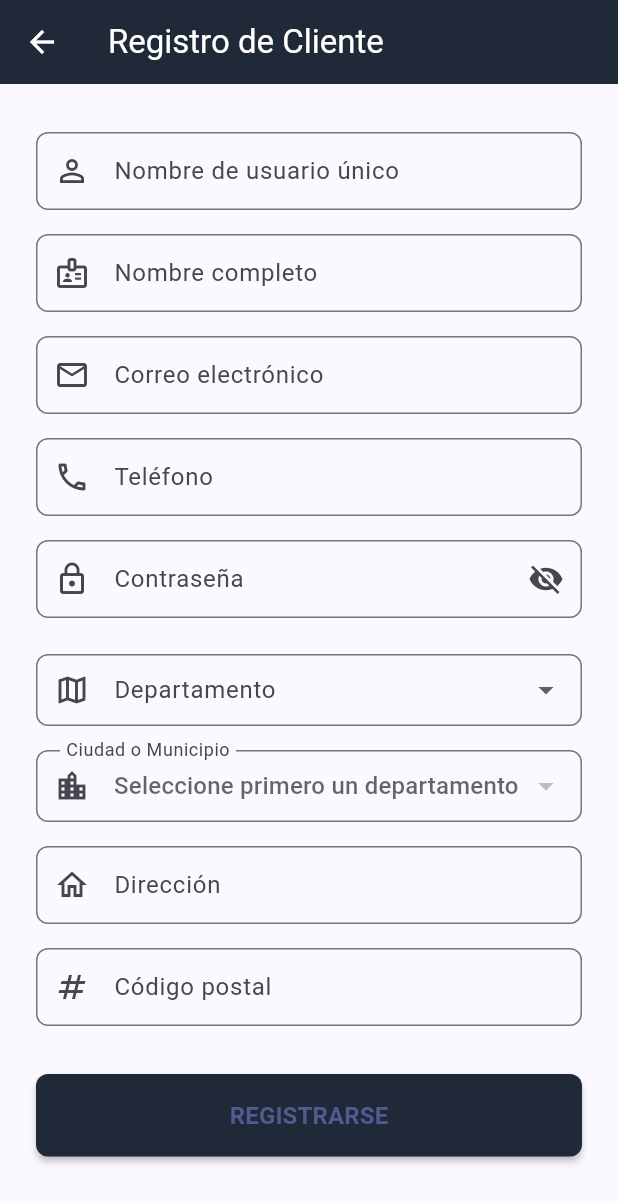
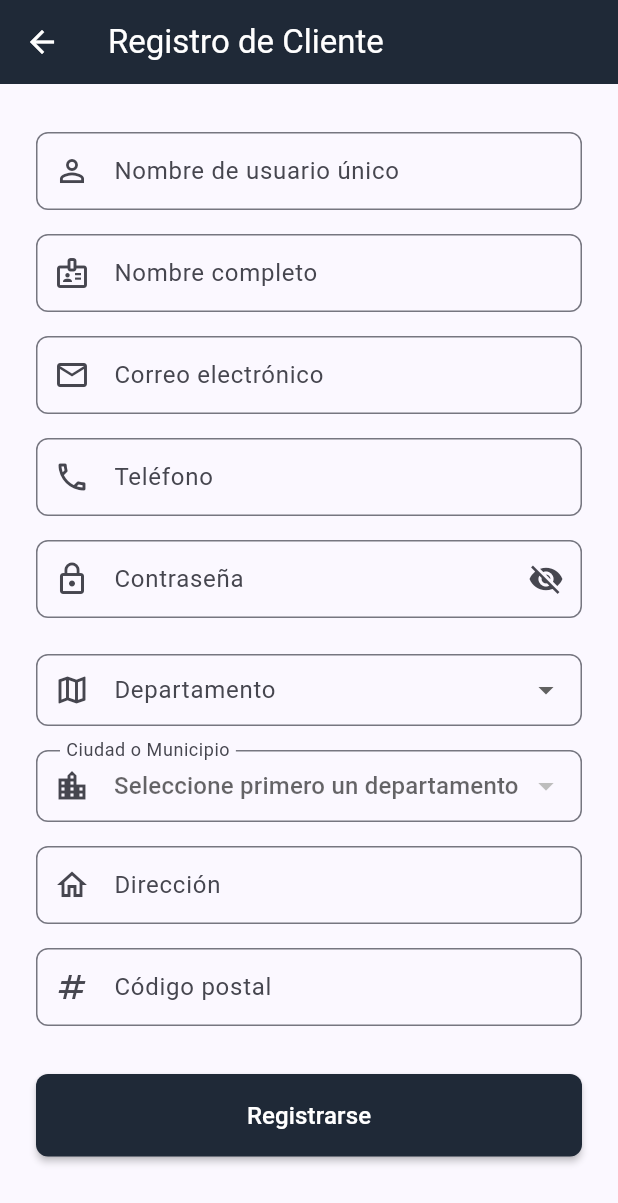
Before and after one commit to IsaacPater31/pyp_platform, a Flutter app: the ClientRegisterView screen opened directly, on a phone screen of 412 x 824 dp. Shown: the top 1203 px of the screen. Run offline on Flutter 3.47's test engine with Material 3 defaults, Android fonts, the phone set to English and light mode, and no system bars.

Commit message:
🎨 Mejora visual: texto de botones cambiado a color blanco
- Se actualizó el color del texto en los botones a blanco para mejorar la legibilidad y contraste en la interfaz.

```diff
--- a/lib/vistas/client_register_view.dart
+++ b/lib/vistas/client_register_view.dart
@@ -166,10 +166,10 @@ class _ClientRegisterViewState extends State<ClientRegisterView> {
                                 ),
                               )
                             : const Text(
-                                'REGISTRARSE',
+                                'Registrarse',
                                 style: TextStyle(
                                   fontSize: 16,
-                                  fontWeight: FontWeight.bold,
+                                  color:Colors.white,
                                 ),
                               ),
                       ),
--- a/lib/vistas/login_view.dart
+++ b/lib/vistas/login_view.dart
@@ -112,7 +112,10 @@ class LoginView extends StatelessWidget {
                       ),
                       child: const Text(
                         'Iniciar sesión',
-                        style: TextStyle(fontSize: 16),
+                        style: TextStyle(fontSize: 16,
+                        color: Colors.white,
+                        ),
+
                       ),
                     ),
                   ),
--- a/lib/vistas/register_view_success.dart
+++ b/lib/vistas/register_view_success.dart
@@ -151,7 +151,8 @@ class _RegisterSuccessViewState extends State<RegisterSuccessView>
                         'Iniciar Sesión',
                         style: TextStyle(
                           fontSize: 16,
-                          fontWeight: FontWeight.w600),
+                          color: Colors.white,
+                          ),
                       ),
                     ),
                   ),
```
